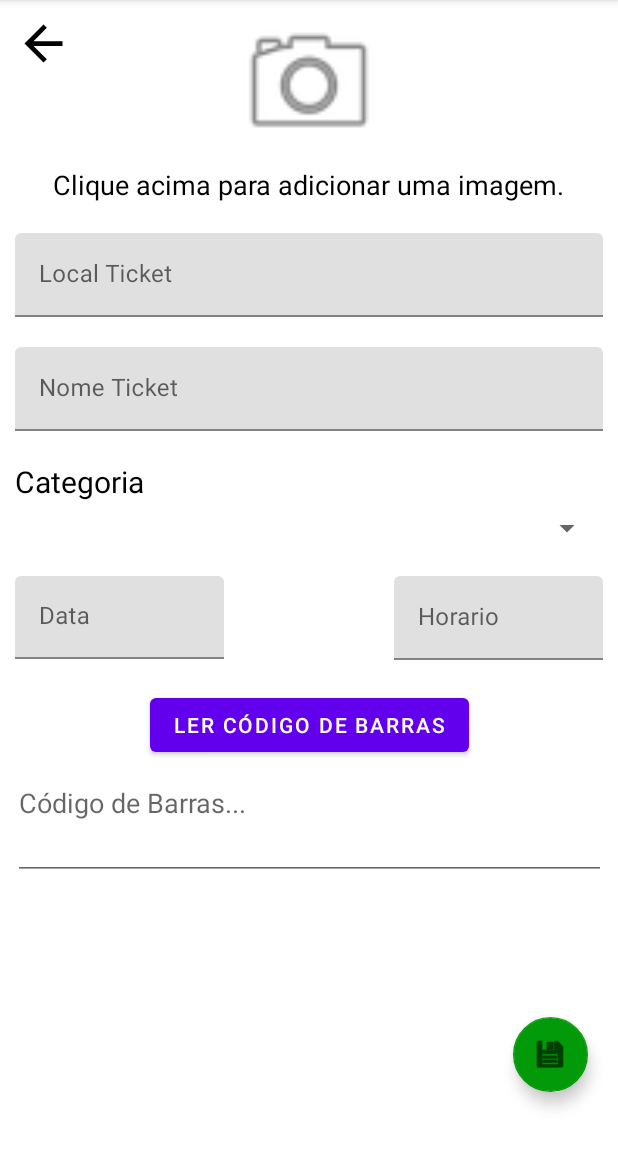
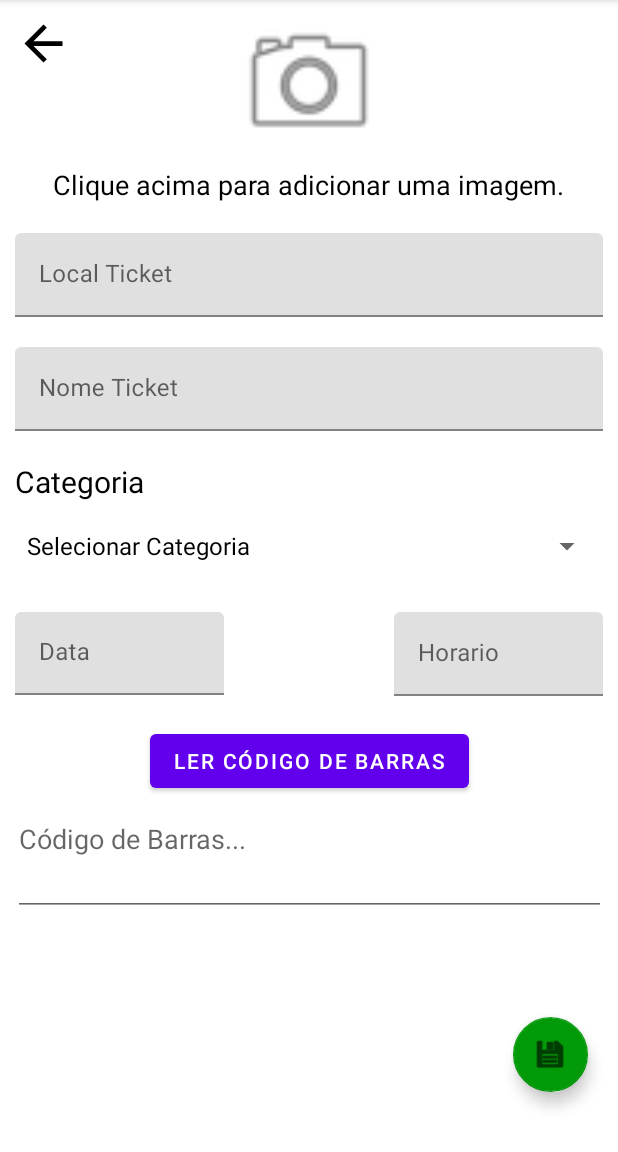
Before and after one commit to brverdan/SmartWallet, an Android app: the ListTicketsFragment screen opened through its navigation route, after a tap on an icon or button, on a phone screen of 412 x 824 dp, the part 84-1236 px from its top. Run offline under Robolectric (Android 15) with nearby library versions, the phone set to English and light mode, and no system bars; our stand-ins replace Firebase (no records; nobody signed in at launch, a user with empty details on screens opened directly), navigation-ui.

```diff
--- a/app/src/main/java/com/infnet/smartwallet/database/TicketDaoFirestore.kt
+++ b/app/src/main/java/com/infnet/smartwallet/database/TicketDaoFirestore.kt
@@ -1,17 +1,22 @@
 package com.infnet.smartwallet.database
 
 import com.google.android.gms.tasks.Task
+import com.google.firebase.auth.FirebaseAuth
 import com.google.firebase.firestore.DocumentReference
 import com.google.firebase.firestore.FirebaseFirestore
 import com.google.firebase.firestore.Query
 import com.google.firebase.firestore.QuerySnapshot
 import com.infnet.smartwallet.model.Ticket
+import kotlin.random.Random
+
 
 class TicketDaoFirestore : TicketDao {
 
     private val collection = FirebaseFirestore.getInstance().collection("tickets")
+    private val firebaseAuth = FirebaseAuth.getInstance()
 
     override fun insert(ticket: Ticket): Task<DocumentReference> {
+        //ticket.usuarioId = firebaseAuth.currentUser.uid
         return collection.add(ticket)
     }
 
--- a/app/src/main/java/com/infnet/smartwallet/model/Ticket.kt
+++ b/app/src/main/java/com/infnet/smartwallet/model/Ticket.kt
@@ -4,10 +4,12 @@ import com.google.firebase.firestore.DocumentId
 import java.util.*
 
 class Ticket (
-    val nome: String? = null,
-    val local: String? = null,
-    val data: Date? = null,
-    val categoria: String? = null,
+    var nome: String? = null,
+    var local: String? = null,
+    var data: String? = null,
+    var hora: String? = null,
+    var categoria: String? = null,
+    var usuarioId: String? = null,
     @DocumentId
     var id: String? = null
 )
--- a/app/src/main/java/com/infnet/smartwallet/ui/ticket/form/FormTicketFragment.kt
+++ b/app/src/main/java/com/infnet/smartwallet/ui/ticket/form/FormTicketFragment.kt
@@ -4,11 +4,18 @@ import android.os.Bundle
 import android.view.LayoutInflater
 import android.view.View
 import android.view.ViewGroup
+import android.widget.AdapterView
+import android.widget.ArrayAdapter
+import android.widget.Toast
+import androidx.core.view.get
 import androidx.fragment.app.Fragment
 import androidx.lifecycle.ViewModelProvider
 import androidx.navigation.fragment.findNavController
 import com.google.android.material.bottomnavigation.BottomNavigationView
 import com.infnet.smartwallet.R
+import com.infnet.smartwallet.database.ObjetoUtil
+import com.infnet.smartwallet.database.TicketDaoFirestore
+import com.infnet.smartwallet.model.Ticket
 import kotlinx.android.synthetic.main.activity_main.*
 import kotlinx.android.synthetic.main.form_ticket_fragment.*
 import kotlinx.android.synthetic.main.form_user_fragment.*
@@ -30,26 +37,80 @@ class FormTicketFragment : Fragment() {
         val bottomNavigationView: BottomNavigationView = requireActivity().findViewById(R.id.bottomNavigationTickets)
         bottomNavigationView.visibility = View.GONE
 
+        val formTicketViewModelFactory = FormTicketViewModelFactory(TicketDaoFirestore())
+
+        viewModel = ViewModelProvider(this, formTicketViewModelFactory).get(FormTicketViewModel::class.java)
+
+        viewModel.let {
+            it.message.observe(viewLifecycleOwner) { message ->
+                if(!message.isNullOrBlank()) {
+                    makeToast(message)
+                }
+            }
+            it.status.observe(viewLifecycleOwner) { status ->
+                if(status) {
+                    findNavController().popBackStack(R.id.listTicketsFragment, false)
+                }
+            }
+        }
+
         return view
-    }
-
-    override fun onActivityCreated(savedInstanceState: Bundle?) {
-        super.onActivityCreated(savedInstanceState)
-        viewModel = ViewModelProvider(this).get(FormTicketViewModel::class.java)
     }
 
     override fun onViewCreated(view: View, savedInstanceState: Bundle?) {
         super.onViewCreated(view, savedInstanceState)
+        ArrayAdapter.createFromResource(requireActivity(), R.array.categorias_array, android.R.layout.simple_spinner_dropdown_item).also { adapter ->
+            adapter.setDropDownViewResource(android.R.layout.simple_spinner_dropdown_item)
+            spinnerCategoriaAddTicket.adapter = adapter
+        }
+        spinnerCategoriaAddTicket.onItemSelectedListener = object : AdapterView.OnItemSelectedListener{
+            override fun onItemSelected(
+                parent: AdapterView<*>?,
+                view: View?,
+                position: Int,
+                id: Long
+            ) {
+                viewModel.categoriaSelecionada(parent!!.getItemAtPosition(position).toString())
+                makeToast("${viewModel.categoriaSelecionadaString}")
+            }
+
+            override fun onNothingSelected(parent: AdapterView<*>?) {
+                TODO("Not yet implemented")
+            }
+        }
+
+        if(ObjetoUtil.ticketSelecionado != null) {
+            preencherFormulario(ObjetoUtil.ticketSelecionado!!)
+        }
 
         imageViewBackFormTicket.setOnClickListener {
             findNavController().popBackStack()
         }
 
         fabSaveTicket.setOnClickListener {
-            // if (TicketUtil.ticketSelecionado == null)
-                findNavController().navigate(R.id.listTicketsFragment)
 
-            // findNavController().navigate(R.id.detailsTicketFragment)
+
+            val local = editTextLocalAddTicket.text.toString()
+            val nome = editTextNomeAddTicket.text.toString()
+            val data = editTextDataAddTicket.text.toString()
+            val hora = editTextHoraAddTicket.text.toString()
+            val categoria = viewModel.categoriaSelecionadaString
+            if(categoria == "Selecionar Categoria") {
+                makeToast("Categoria deve ser selecionada!!")
+            }
+            viewModel.salvarTicket(nome, local, data, hora, categoria!!)
         }
     }
+
+    private fun preencherFormulario(ticket: Ticket) {
+        editTextLocalAddTicket.setText(ticket.local)
+        editTextNomeAddTicket.setText(ticket.nome)
+        editTextDataAddTicket.setText(ticket.data)
+        editTextHoraAddTicket.setText(ticket.hora)
+        //spinnerCategoriaAddTicket.onItemSelectedListener = ticket.categoria
+    }
+
+    private fun makeToast(msg: String) {
+        Toast.makeText(requireContext(), msg, Toast.LENGTH_LONG).show()
+    }
 }
--- a/app/src/main/java/com/infnet/smartwallet/ui/ticket/form/FormTicketViewModel.kt
+++ b/app/src/main/java/com/infnet/smartwallet/ui/ticket/form/FormTicketViewModel.kt
@@ -1,7 +1,49 @@
 package com.infnet.smartwallet.ui.ticket.form
 
+import android.util.Log
+import androidx.lifecycle.LiveData
+import androidx.lifecycle.MutableLiveData
 import androidx.lifecycle.ViewModel
+import com.infnet.smartwallet.database.ObjetoUtil
+import com.infnet.smartwallet.database.TicketDao
+import com.infnet.smartwallet.model.Ticket
 
-class FormTicketViewModel : ViewModel() {
-    // TODO: Implement the ViewModel
+class FormTicketViewModel(private val ticketDao: TicketDao) : ViewModel() {
+    private val _status = MutableLiveData<Boolean>()
+    val status: LiveData<Boolean> = _status
+    private val _message = MutableLiveData<String?>()
+    val message: LiveData<String?> = _message
+    var categoriaSelecionadaString : String? = null
+
+    init{
+        _status.value = false
+        _message.value = null
+    }
+
+    fun salvarTicket(nome: String, local: String, data: String, hora: String, categoria: String){
+        _status.value = false
+        _message.value = "Aguarde a persistência..."
+
+        val ticket = Ticket(nome, local, data, hora, categoria)
+
+        if(ObjetoUtil.ticketSelecionado != null){
+            ticket.id = ObjetoUtil.ticketSelecionado!!.id
+            ticketDao.edit(ticket)
+        }
+        else{
+            ticketDao.insert(ticket).addOnSuccessListener {
+                _status.value = true
+                _message.value = "Persistência realizada com êxito!"
+            }.addOnFailureListener{
+                _message.value = "Falha na persistência!"
+                Log.e("SerieDaoFirebase", "${it.message}")
+            }
+        }
+    }
+
+    fun categoriaSelecionada(categoria : String) {
+        categoriaSelecionadaString = categoria
+    }
+
+
 }
--- /dev/null
+++ b/app/src/main/java/com/infnet/smartwallet/ui/ticket/form/FormTicketViewModelFactory.kt
@@ -0,0 +1,15 @@
+package com.infnet.smartwallet.ui.ticket.form
+
+import androidx.lifecycle.ViewModel
+import androidx.lifecycle.ViewModelProvider
+import com.infnet.smartwallet.database.TicketDao
+import java.lang.IllegalArgumentException
+
+class FormTicketViewModelFactory(val ticketDao: TicketDao): ViewModelProvider.Factory {
+    override fun <T : ViewModel?> create(modelClass: Class<T>): T {
+        if (modelClass.isAssignableFrom(FormTicketViewModel::class.java)){
+            return FormTicketViewModel(ticketDao) as T
+        }
+        throw IllegalArgumentException("Classe ViewModel desconhecida.")
+    }
+}
--- a/app/src/main/java/com/infnet/smartwallet/ui/user/form/FormUserFragment.kt
+++ b/app/src/main/java/com/infnet/smartwallet/ui/user/update/FormUserFragment.kt
@@ -1,4 +1,4 @@
-package com.infnet.smartwallet.ui.user.form
+package com.infnet.smartwallet.ui.user.update
 
 import android.os.Bundle
 import android.view.LayoutInflater
@@ -8,7 +8,6 @@ import androidx.fragment.app.Fragment
 import androidx.lifecycle.ViewModelProvider
 import androidx.navigation.fragment.findNavController
 import com.infnet.smartwallet.R
-import kotlinx.android.synthetic.main.form_ticket_fragment.*
 import kotlinx.android.synthetic.main.form_user_fragment.*
 
 class FormUserFragment : Fragment() {
--- a/app/src/main/java/com/infnet/smartwallet/ui/user/form/FormUserViewModel.kt
+++ b/app/src/main/java/com/infnet/smartwallet/ui/user/update/FormUserViewModel.kt
@@ -1,4 +1,4 @@
-package com.infnet.smartwallet.ui.user.form
+package com.infnet.smartwallet.ui.user.update
 
 import androidx.lifecycle.ViewModel
 
--- a/app/src/main/res/layout/form_user_fragment.xml
+++ b/app/src/main/res/layout/form_user_fragment.xml
@@ -5,7 +5,7 @@
     android:id="@+id/updateUsuarioFrameLayout"
     android:layout_width="match_parent"
     android:layout_height="match_parent"
-    tools:context=".ui.user.form.FormUserFragment" >
+    tools:context=".ui.user.update.FormUserFragment" >
 
     <com.google.android.material.floatingactionbutton.FloatingActionButton
         android:id="@+id/fabSaveUpdateUsuario"
--- a/app/src/main/res/navigation/navigation_graph.xml
+++ b/app/src/main/res/navigation/navigation_graph.xml
@@ -37,7 +37,7 @@
         tools:layout="@layout/details_user_fragment" />
     <fragment
         android:id="@+id/formUserFragment"
-        android:name="com.infnet.smartwallet.ui.user.form.FormUserFragment"
+        android:name="com.infnet.smartwallet.ui.user.update.FormUserFragment"
         android:label="form_user_fragment"
         tools:layout="@layout/form_user_fragment" />
 </navigation>
--- a/app/src/main/res/values/strings.xml
+++ b/app/src/main/res/values/strings.xml
@@ -2,4 +2,12 @@
     <string name="app_name">SmartWallet</string>
     <!-- TODO: Remove or change this placeholder text -->
     <string name="hello_blank_fragment">Hello blank fragment</string>
+    <string-array name="categorias_array">
+        <item >Selecionar Categoria</item>
+        <item>Cinema</item>
+        <item>Teatro</item>
+        <item>Festa</item>
+        <item>Show</item>
+        <item>Eventos Esportivos</item>
+    </string-array>
 </resources>
```
Also changed, not shown: 1 other file.
